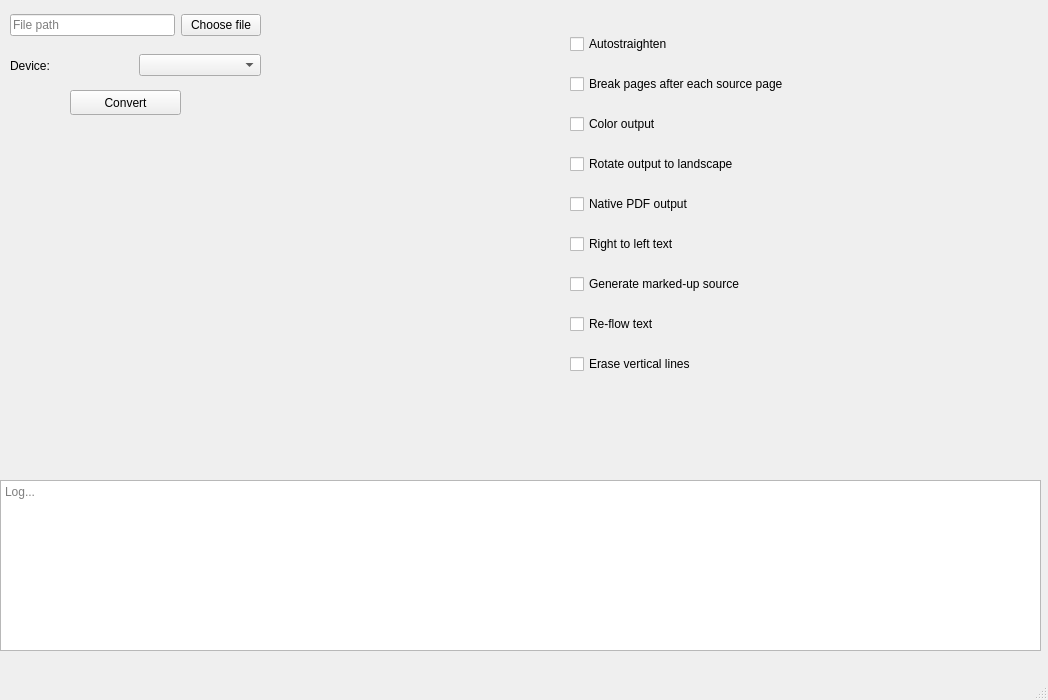
rafalk342/k2pdfopt-PyQt, file MainWindow.ui: the form before one commit.
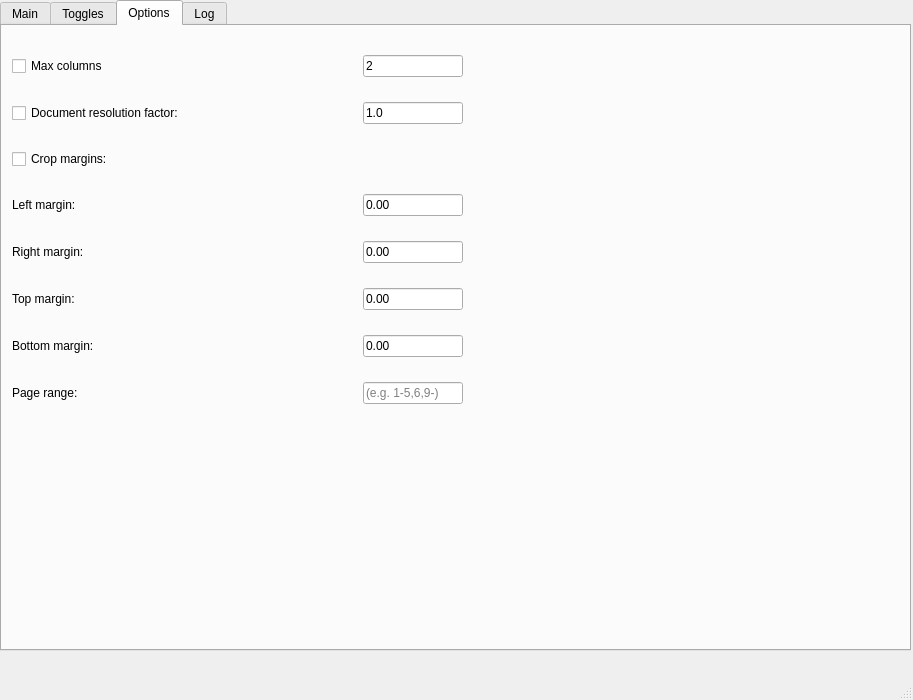
The form after the commit.

Commit message: Add options and tabs.

```diff
--- a/MainWindow.ui
+++ b/MainWindow.ui
@@ -6,7 +6,7 @@
    <rect>
     <x>0</x>
     <y>0</y>
-    <width>1048</width>
+    <width>913</width>
     <height>700</height>
    </rect>
   </property>
@@ -14,37 +14,63 @@
    <string>MainWindow</string>
   </property>
   <widget class="QWidget" name="centralwidget">
-   <widget class="QPlainTextEdit" name="logText">
+   <widget class="QTabWidget" name="tabWidget">
     <property name="geometry">
      <rect>
       <x>0</x>
-      <y>480</y>
-      <width>1041</width>
-      <height>171</height>
+      <y>0</y>
+      <width>911</width>
+      <height>651</height>
      </rect>
     </property>
+    <property name="currentIndex">
+     <number>2</number>
+    </property>
+    <widget class="QWidget" name="tab">
+     <attribute name="title">
+      <string>Main</string>
+     </attribute>
+     <widget class="QWidget" name="basicInputWidget" native="true">
+      <property name="geometry">
+       <rect>
+        <x>10</x>
+        <y>10</y>
+        <width>331</width>
+        <height>151</height>
+       </rect>
+      </property>
+      <layout class="QVBoxLayout" name="verticalLayout_3">
+       <property name="leftMargin">
+        <number>9</number>
+       </property>
+       <item>
+        <layout class="QHBoxLayout" name="horizontalLayout">
+         <item>
+          <widget class="QLineEdit" name="inputFilePath">
     <property name="readOnly">
      <bool>true</bool>
     </property>
     <property name="placeholderText">
-     <string>Log...</string>
-    </property>
-   </widget>
-   <widget class="QWidget" name="horizontalLayoutWidget_2">
-    <property name="geometry">
-     <rect>
-      <x>0</x>
-      <y>50</y>
-      <width>261</width>
-      <height>31</height>
-     </rect>
-    </property>
+            <string>File path</string>
+           </property>
+          </widget>
+         </item>
+         <item>
+          <widget class="QPushButton" name="chooseFileButton">
+           <property name="text">
+            <string>Choose file</string>
+           </property>
+          </widget>
+         </item>
+        </layout>
+       </item>
+       <item>
     <layout class="QHBoxLayout" name="horizontalLayout_2">
      <property name="spacing">
       <number>6</number>
      </property>
      <property name="leftMargin">
-      <number>10</number>
+          <number>0</number>
      </property>
      <item>
       <widget class="QLabel" name="deviceLabel">
@@ -57,32 +83,15 @@
       <widget class="QComboBox" name="deviceComboBox"/>
      </item>
     </layout>
-   </widget>
-   <widget class="QWidget" name="horizontalLayoutWidget">
-    <property name="geometry">
-     <rect>
-      <x>0</x>
-      <y>0</y>
-      <width>261</width>
-      <height>51</height>
-     </rect>
-    </property>
-    <layout class="QHBoxLayout" name="horizontalLayout">
-     <property name="leftMargin">
-      <number>10</number>
-     </property>
-     <item>
-      <widget class="QLineEdit" name="inputFilePath">
-       <property name="readOnly">
-        <bool>true</bool>
-       </property>
-       <property name="placeholderText">
-        <string>File path</string>
-       </property>
-      </widget>
-     </item>
-     <item>
-      <widget class="QPushButton" name="chooseFileButton">
+       </item>
+       <item alignment="Qt::AlignHCenter">
+        <widget class="QPushButton" name="convertFileButton">
+         <property name="maximumSize">
+          <size>
+           <width>100</width>
+           <height>16777215</height>
+          </size>
+         </property>
        <property name="text">
         <string>Choose file</string>
        </property>
@@ -90,16 +99,21 @@
      </item>
     </layout>
    </widget>
-   <widget class="QWidget" name="verticalLayoutWidget">
+    </widget>
+    <widget class="QWidget" name="tab_2">
+     <attribute name="title">
+      <string>Toggles</string>
+     </attribute>
+     <widget class="QWidget" name="tooglesWidget" native="true">
     <property name="geometry">
      <rect>
-      <x>570</x>
-      <y>20</y>
-      <width>271</width>
-      <height>373</height>
-     </rect>
-    </property>
-    <layout class="QVBoxLayout" name="verticalLayout">
+        <x>10</x>
+        <y>10</y>
+        <width>361</width>
+        <height>421</height>
+       </rect>
+      </property>
+      <layout class="QVBoxLayout" name="verticalLayout_4">
      <item>
       <widget class="QCheckBox" name="autostraightenCheckBox">
        <property name="text">
@@ -165,29 +179,220 @@
      </item>
     </layout>
    </widget>
-   <widget class="QWidget" name="verticalLayoutWidget_2">
+    </widget>
+    <widget class="QWidget" name="tab_3">
+     <attribute name="title">
+      <string>Options</string>
+     </attribute>
+     <widget class="QWidget" name="parametersWidget" native="true">
+      <property name="geometry">
+       <rect>
+        <x>10</x>
+        <y>10</y>
+        <width>451</width>
+        <height>391</height>
+       </rect>
+      </property>
+      <layout class="QVBoxLayout" name="verticalLayout_2">
+       <item>
+        <layout class="QHBoxLayout" name="horizontalLayout_3">
+         <item>
+          <widget class="QCheckBox" name="maxColumnsCheckBox">
+           <property name="text">
+            <string>Max columns</string>
+           </property>
+          </widget>
+         </item>
+         <item>
+          <widget class="QLineEdit" name="maxColumnsLineEdit">
+           <property name="maximumSize">
+            <size>
+             <width>100</width>
+             <height>16777215</height>
+            </size>
+           </property>
+           <property name="text">
+            <string>2</string>
+           </property>
+          </widget>
+         </item>
+        </layout>
+       </item>
+       <item>
+        <layout class="QHBoxLayout" name="horizontalLayout_4">
+         <item>
+          <widget class="QCheckBox" name="resolutionFactorCheckBox">
+           <property name="text">
+            <string>Document resolution factor:</string>
+           </property>
+          </widget>
+         </item>
+         <item>
+          <widget class="QLineEdit" name="resolutionFactorLineEdit">
+           <property name="maximumSize">
+            <size>
+             <width>100</width>
+             <height>16777215</height>
+            </size>
+           </property>
+           <property name="text">
+            <string>1.0</string>
+           </property>
+          </widget>
+         </item>
+        </layout>
+       </item>
+       <item>
+        <widget class="QCheckBox" name="cropMarginCheckBox">
+         <property name="text">
+          <string>Crop margins:</string>
+         </property>
+        </widget>
+       </item>
+       <item>
+        <layout class="QHBoxLayout" name="horizontalLayout_5">
+         <item>
+          <widget class="QLabel" name="label">
+           <property name="text">
+            <string>Left margin:</string>
+           </property>
+          </widget>
+         </item>
+         <item>
+          <widget class="QLineEdit" name="leftMarginLineEdit">
+           <property name="maximumSize">
+            <size>
+             <width>100</width>
+             <height>16777215</height>
+            </size>
+           </property>
+           <property name="text">
+            <string>0.00</string>
+           </property>
+          </widget>
+         </item>
+        </layout>
+       </item>
+       <item>
+        <layout class="QHBoxLayout" name="horizontalLayout_6">
+         <item>
+          <widget class="QLabel" name="label_2">
+           <property name="text">
+            <string>Right margin:</string>
+           </property>
+          </widget>
+         </item>
+         <item>
+          <widget class="QLineEdit" name="rightMarginLineEdit">
+           <property name="maximumSize">
+            <size>
+             <width>100</width>
+             <height>16777215</height>
+            </size>
+           </property>
+           <property name="text">
+            <string>0.00</string>
+           </property>
+          </widget>
+         </item>
+        </layout>
+       </item>
+       <item>
+        <layout class="QHBoxLayout" name="horizontalLayout_7">
+         <item>
+          <widget class="QLabel" name="label_3">
+           <property name="text">
+            <string>Top margin:</string>
+           </property>
+          </widget>
+         </item>
+         <item>
+          <widget class="QLineEdit" name="topMarginLineEdit">
+           <property name="maximumSize">
+            <size>
+             <width>100</width>
+             <height>16777215</height>
+            </size>
+           </property>
+           <property name="text">
+            <string>0.00</string>
+           </property>
+          </widget>
+         </item>
+        </layout>
+       </item>
+       <item>
+        <layout class="QHBoxLayout" name="horizontalLayout_8">
+         <item>
+          <widget class="QLabel" name="label_4">
+           <property name="text">
+            <string>Bottom margin:</string>
+           </property>
+          </widget>
+         </item>
+         <item>
+          <widget class="QLineEdit" name="bottomMarginLineEdit">
+           <property name="maximumSize">
+            <size>
+             <width>100</width>
+             <height>16777215</height>
+            </size>
+           </property>
+           <property name="text">
+            <string>0.00</string>
+           </property>
+          </widget>
+         </item>
+        </layout>
+       </item>
+       <item>
+        <layout class="QHBoxLayout" name="horizontalLayout_9">
+         <item>
+          <widget class="QLabel" name="label_5">
+           <property name="text">
+            <string>Page range:</string>
+           </property>
+          </widget>
+         </item>
+         <item>
+          <widget class="QLineEdit" name="pageRangeLineEdit">
+           <property name="maximumSize">
+            <size>
+             <width>100</width>
+             <height>16777215</height>
+            </size>
+           </property>
+           <property name="placeholderText">
+            <string>(e.g. 1-5,6,9-)</string>
+           </property>
+          </widget>
+         </item>
+        </layout>
+       </item>
+      </layout>
+     </widget>
+    </widget>
+    <widget class="QWidget" name="tab_4">
+     <attribute name="title">
+      <string>Log</string>
+     </attribute>
+     <widget class="QPlainTextEdit" name="logText">
     <property name="geometry">
      <rect>
       <x>0</x>
-      <y>130</y>
-      <width>281</width>
-      <height>241</height>
-     </rect>
-    </property>
-    <layout class="QVBoxLayout" name="verticalLayout_2"/>
-   </widget>
-   <widget class="QPushButton" name="convertFileButton">
-    <property name="geometry">
-     <rect>
-      <x>70</x>
-      <y>90</y>
-      <width>111</width>
-      <height>25</height>
-     </rect>
-    </property>
-    <property name="text">
-     <string>Convert</string>
-    </property>
+        <y>0</y>
+        <width>911</width>
+        <height>621</height>
+       </rect>
+      </property>
+      <property name="readOnly">
+       <bool>true</bool>
+      </property>
+      <property name="placeholderText">
+       <string>Log output...</string>
+      </property>
+     </widget>
+    </widget>
    </widget>
   </widget>
   <widget class="QMenuBar" name="menubar">
```
Left out of the diff: 4 changed lines with no effect on the pictures. Lines whose indentation alone changed are shown as unchanged. The commit also changes 1 other file.
